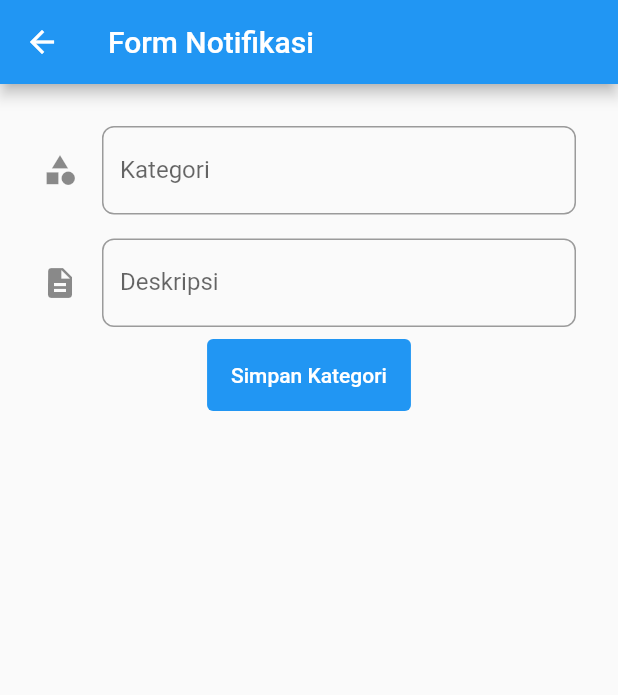
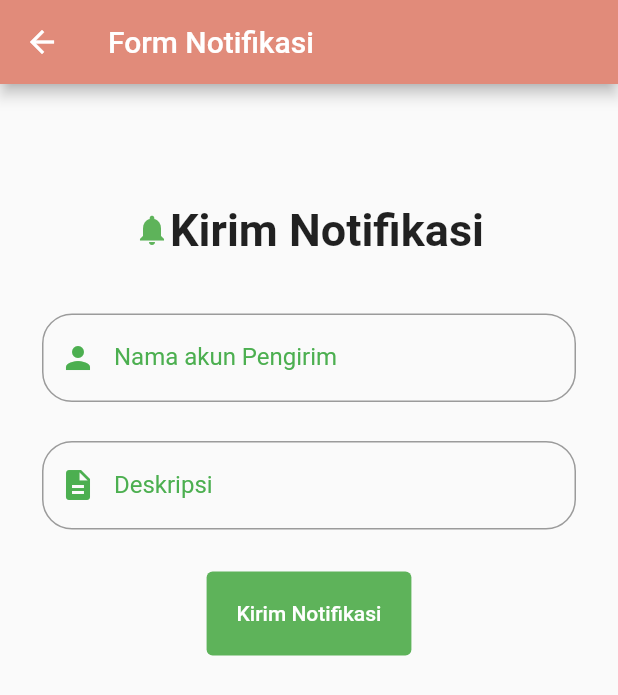
Before and after one commit to muhammadHaggy/proyek-akhir-canwe, a Flutter app: the NotifikasiFormPage screen opened directly, on a phone screen of 412 x 824 dp. Shown: the top 695 px of the screen. Run offline on Flutter 3.47's test engine with Material 2 defaults, Android fonts, the phone set to English and light mode, and no system bars; missing offline and left inert: pbp_django_auth.

Commit message:
second try

```diff
--- a/canwe/lib/notifikasi/notifikasi_form_page.dart
+++ b/canwe/lib/notifikasi/notifikasi_form_page.dart
@@ -48,6 +48,8 @@ class _SendNotificationPageState extends State<NotifikasiFormPage> {
     return Scaffold(
       appBar: AppBar(
         title: Text('Form Notifikasi'),
+        backgroundColor: Color.fromARGB(255, 225, 139, 122),
+
       ),
       body: Form(
         key: _formKey,
@@ -56,19 +58,40 @@ class _SendNotificationPageState extends State<NotifikasiFormPage> {
             padding: const EdgeInsets.all(20.0),
             child: Column(
               children: [
+                SizedBox(height: 60),
+                Row(
+                  mainAxisSize: MainAxisSize.min,
+                  children: [
+                    Icon(Icons.notifications, color: Color.fromARGB(255, 94, 179, 90)),
+                    Text("Kirim Notifikasi", style: TextStyle(
+                      fontSize: 30,
+                      fontWeight: FontWeight.bold,
+                    )),
+                  ],
+                ),
+                SizedBox(height: 30),
                 Padding(
                   // Menggunakan padding sebesar 8 pixels
                   padding: const EdgeInsets.all(8.0),
                   child: TextFormField(
                     decoration: InputDecoration(
-                      hintText: "Contoh: Pendidikan",
-                      labelText: "Kategori",
+                      focusedBorder: OutlineInputBorder(
+                        borderRadius: BorderRadius.circular(20),
+                        borderSide: BorderSide(color: Colors.green),
+                      ),
+                      border: OutlineInputBorder(
+                        borderRadius: BorderRadius.circular(20),
+                      ),
+                      hintText: "Contoh: WeCan" ,
+                      labelText: "Nama akun Pengirim",
+                      labelStyle:
+                                TextStyle(fontSize: 16, color: Colors.green),
                        // Menambahkan icon agar lebih intuitif
-                      icon: const Icon(Icons.category),
+                      prefixIcon: Icon(
+                          Icons.person,
+                          color: Colors.green,
+                        ),
                       // Menambahkan circular border agar lebih rapi
-                      border: OutlineInputBorder(
-                        borderRadius: BorderRadius.circular(8.0),
-                      ),
                     ),
                     // Menambahkan behavior saat nama diketik
                     onChanged: (String? value) {
@@ -91,18 +114,28 @@ class _SendNotificationPageState extends State<NotifikasiFormPage> {
                     },
                   ),
                 ),
+                SizedBox(height: 10),
                 Padding(
                   // Menggunakan padding sebesar 8 pixels
                   padding: const EdgeInsets.all(8.0),
                   child: TextFormField(
                     decoration: InputDecoration(
-                      hintText: "Contoh: Kategori ini adalah kategori terbaik",
+                      focusedBorder: OutlineInputBorder(
+                        borderRadius: BorderRadius.circular(20),
+                        borderSide: BorderSide(color: Colors.green),
+                      ),
+                      hintText: "Contoh: Sumbangan makanan ke Sumba",
                       labelText: "Deskripsi",
+                      labelStyle:
+                          TextStyle(fontSize: 16, color: Colors.green),
                       // Menambahkan icon agar lebih intuitif
-                      icon: const Icon(Icons.description),
+                      prefixIcon: Icon(
+                          Icons.description,
+                          color: Colors.green,
+                        ),
                       // Menambahkan circular border agar lebih rapi
                       border: OutlineInputBorder(
-                        borderRadius: BorderRadius.circular(8.0),
+                        borderRadius: BorderRadius.circular(20),
                       ),
                     ),
                     // Menambahkan behavior saat nama diketik
@@ -130,13 +163,13 @@ class _SendNotificationPageState extends State<NotifikasiFormPage> {
                     },
                   ),
                 ),
-
+                SizedBox(height: 20),
                 Align(
                   alignment: Alignment.bottomCenter,
                   child: TextButton(
                     style: TextButton.styleFrom(
-                        backgroundColor: Colors.blue,
-                        padding: const EdgeInsets.all(16.0),
+                        backgroundColor: Color.fromARGB(255, 94, 179, 90),
+                        padding: const EdgeInsets.all(20.0),
                         tapTargetSize: MaterialTapTargetSize.shrinkWrap,
                         alignment: Alignment.center),
                     onPressed: () {
@@ -144,7 +177,7 @@ class _SendNotificationPageState extends State<NotifikasiFormPage> {
                           onPressed(context);
                       }
                     },
-                    child: const Text( "Simpan Kategori", style: TextStyle(color: Colors.white )
+                    child: const Text( "Kirim Notifikasi", style: TextStyle(color: Colors.white )
                     ),
                   ),
                 ),
```
Also changed, not shown: canwe/lib/notifikasi/notif_page.dart (+16 -2 lines), canwe/lib/notifikasi/notifikasi_detail_page.dart (+61 -17 lines).
